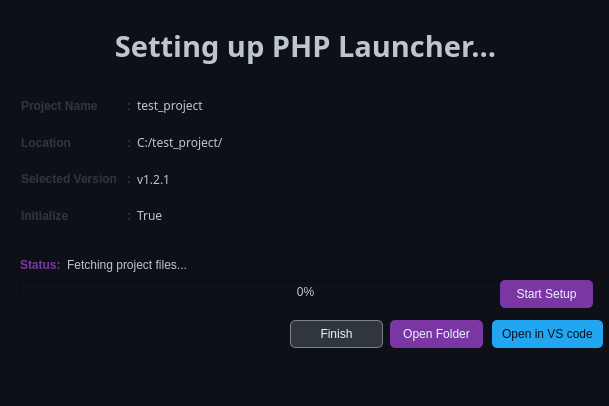
Old version of the form src/gui/ui/setup.ui in the repository hind-sagar-biswas/php_launchpad.
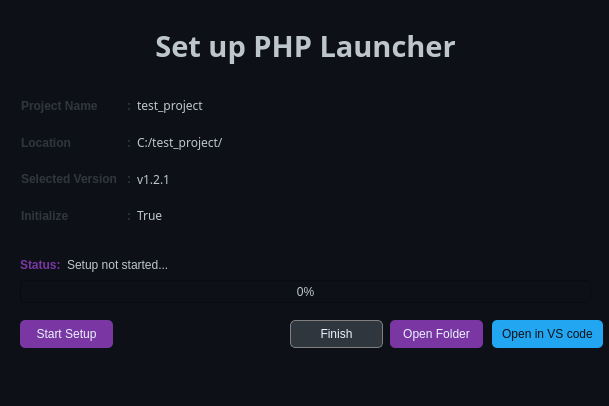
New version of the form. Icons and pictures are not drawn.

Diff of the .ui file:
```diff
--- a/src/gui/ui/setup.ui
+++ b/src/gui/ui/setup.ui
@@ -45,7 +45,7 @@
      </font>
     </property>
     <property name="text">
-     <string>Setting up PHP Launcher...</string>
+     <string>Set up PHP Launcher</string>
     </property>
     <property name="alignment">
      <set>Qt::AlignCenter</set>
@@ -332,7 +332,7 @@
      <item>
       <widget class="QLabel" name="currentStatus">
        <property name="text">
-        <string>Fetching project files...</string>
+        <string>Setup not started...</string>
        </property>
       </widget>
      </item>
@@ -341,8 +341,8 @@
    <widget class="QPushButton" name="startSetupButton">
     <property name="geometry">
      <rect>
-      <x>500</x>
-      <y>280</y>
+      <x>20</x>
+      <y>320</y>
       <width>93</width>
       <height>28</height>
      </rect>
```
Left out of the diff: 2 changed lines with no effect on the pictures.
